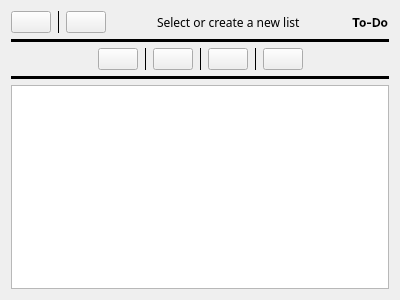
Quill-OS/quill, file src/apps/todo.ui: the form before one commit.
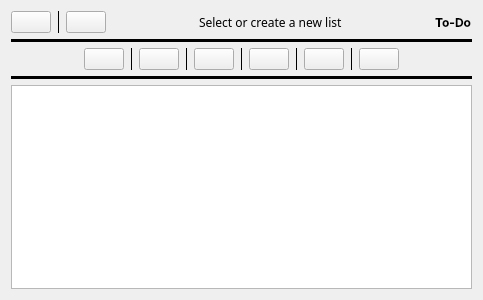
The form after the commit. The open tabs and pages were chosen to show the change.

```diff
--- a/src/apps/todo.ui
+++ b/src/apps/todo.ui
@@ -6,7 +6,7 @@
    <rect>
     <x>0</x>
     <y>0</y>
-    <width>400</width>
+    <width>483</width>
     <height>300</height>
    </rect>
   </property>
@@ -309,6 +309,40 @@
                      </property>
                     </widget>
                    </item>
+                   <item>
+                    <widget class="Line" name="line_9">
+                     <property name="frameShadow">
+                      <enum>QFrame::Plain</enum>
+                     </property>
+                     <property name="orientation">
+                      <enum>Qt::Vertical</enum>
+                     </property>
+                    </widget>
+                   </item>
+                   <item>
+                    <widget class="QPushButton" name="deselectAllItemsBtn">
+                     <property name="text">
+                      <string/>
+                     </property>
+                    </widget>
+                   </item>
+                   <item>
+                    <widget class="Line" name="line_10">
+                     <property name="frameShadow">
+                      <enum>QFrame::Plain</enum>
+                     </property>
+                     <property name="orientation">
+                      <enum>Qt::Vertical</enum>
+                     </property>
+                    </widget>
+                   </item>
+                   <item>
+                    <widget class="QPushButton" name="saveCurrentListViewBtn">
+                     <property name="text">
+                      <string/>
+                     </property>
+                    </widget>
+                   </item>
                   </layout>
                  </item>
                 </layout>
```
